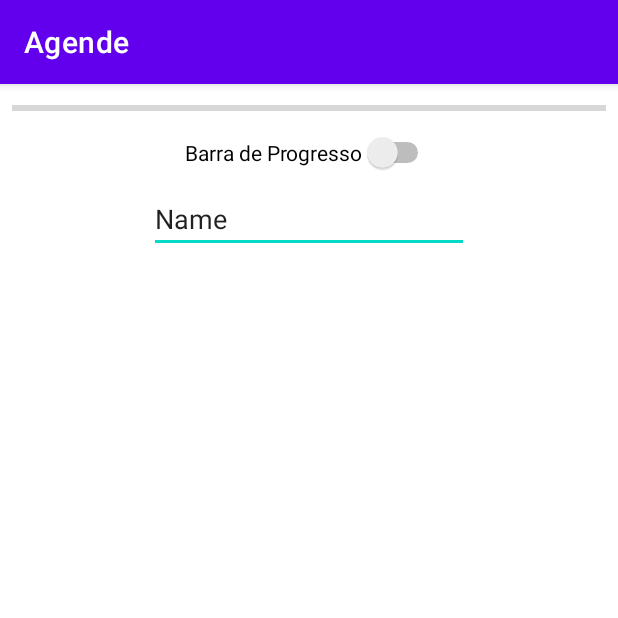
After one commit to hiagomu/Agende, an Android app: the fragment FormNavMetas shown on its own in the app's theme, on a phone screen of 412 x 824 dp, the top half of it. The commit adds this screen. Run offline under Robolectric (Android 15) with nearby library versions, the phone set to English and light mode, and no system bars.

Commit message:
Configuration of NavMetas

```diff
--- /dev/null
+++ b/app/src/main/java/com/example/loginactivity/ui/FormNavMetas.java
@@ -0,0 +1,30 @@
+package com.example.loginactivity.ui;
+
+import android.os.Bundle;
+
+import androidx.fragment.app.Fragment;
+
+import android.view.LayoutInflater;
+import android.view.View;
+import android.view.ViewGroup;
+
+import com.example.loginactivity.R;
+
+public class FormNavMetas extends Fragment {
+
+    public FormNavMetas() {
+        // Required empty public constructor
+    }
+
+    @Override
+    public void onCreate(Bundle savedInstanceState) {
+        super.onCreate(savedInstanceState);
+    }
+
+    @Override
+    public View onCreateView(LayoutInflater inflater, ViewGroup container,
+                             Bundle savedInstanceState) {
+        // Inflate the layout for this fragment
+        return inflater.inflate(R.layout.fragment_form_nav_metas, container, false);
+    }
+}
--- /dev/null
+++ b/app/src/main/res/layout/fragment_form_nav_metas.xml
@@ -0,0 +1,46 @@
+<?xml version="1.0" encoding="utf-8"?>
+<androidx.constraintlayout.widget.ConstraintLayout xmlns:android="http://schemas.android.com/apk/res/android"
+    xmlns:app="http://schemas.android.com/apk/res-auto"
+    xmlns:tools="http://schemas.android.com/tools"
+    android:id="@+id/frameLayout2"
+    android:layout_width="match_parent"
+    android:layout_height="match_parent"
+    tools:context=".ui.FormNavMetas">
+
+    <Switch
+        android:id="@+id/switchProgressBar"
+        android:layout_width="wrap_content"
+        android:layout_height="wrap_content"
+        android:layout_marginTop="8dp"
+        android:gravity="center"
+        android:text="Barra de Progresso"
+        app:layout_constraintEnd_toEndOf="parent"
+        app:layout_constraintStart_toStartOf="parent"
+        app:layout_constraintTop_toBottomOf="@+id/progressBar" />
+
+    <EditText
+        android:id="@+id/editTextTextPersonName"
+        android:layout_width="wrap_content"
+        android:layout_height="wrap_content"
+        android:layout_marginTop="8dp"
+        android:ems="10"
+        android:inputType="textPersonName"
+        android:text="Name"
+        app:layout_constraintEnd_toEndOf="@+id/switchProgressBar"
+        app:layout_constraintStart_toStartOf="@+id/switchProgressBar"
+        app:layout_constraintTop_toBottomOf="@+id/switchProgressBar" />
+
+    <ProgressBar
+        android:id="@+id/progressBar"
+        style="?android:attr/progressBarStyleHorizontal"
+        android:layout_width="0dp"
+        android:layout_height="wrap_content"
+        android:layout_marginStart="8dp"
+        android:layout_marginLeft="8dp"
+        android:layout_marginTop="8dp"
+        android:layout_marginEnd="8dp"
+        android:layout_marginRight="8dp"
+        app:layout_constraintEnd_toEndOf="parent"
+        app:layout_constraintStart_toStartOf="parent"
+        app:layout_constraintTop_toTopOf="parent" />
+</androidx.constraintlayout.widget.ConstraintLayout>
--- a/app/src/main/res/values/strings.xml
+++ b/app/src/main/res/values/strings.xml
@@ -18,6 +18,9 @@
     <string name="menu_metas">Metas</string>
     <string name="menu_config">Configurações</string>
 
+    //ContentString Description
+    <string name="content_description_fab_metas">Botão float: criar uma nova tarefas com aoção de barra de tarefas</string>
+
     <!-- TODO: Remove or change this placeholder text -->
     <string name="hello_blank_fragment">Hello blank fragment</string>
 </resources>
--- a/build.gradle
+++ b/build.gradle
@@ -5,7 +5,7 @@ buildscript {
         jcenter()
     }
     dependencies {
-        classpath "com.android.tools.build:gradle:4.1.0"
+        classpath 'com.android.tools.build:gradle:4.1.1'
         classpath 'com.google.gms:google-services:4.3.4'
 
         // NOTE: Do not place your application dependencies here; they belong
```
Also changed, not shown: app/src/main/java/com/example/loginactivity/ui/NavActivity.java (+8 -8 lines), app/src/main/res/layout/app_bar_main.xml (+0 -8 lines), app/src/main/res/layout/fragment_nav_metas.xml (+21 -5 lines).
